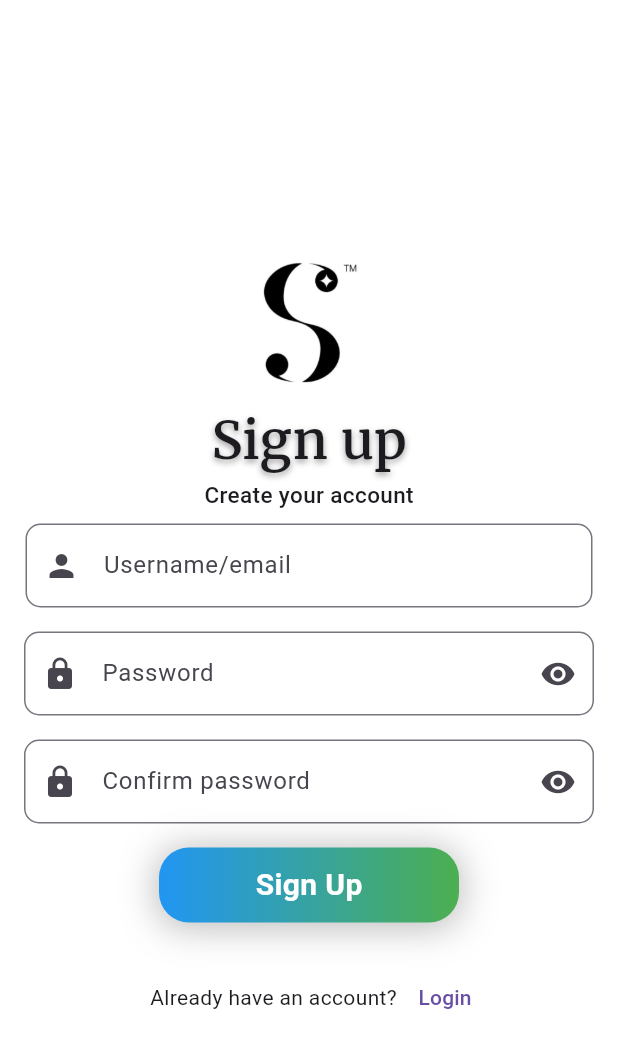
After one commit to AbhishekValiyapurakkal/silkspaceadminApp, a Flutter app: the screen it shows after launch, after a tap on "Sign up", on a phone screen of 412 x 824 dp. The commit adds this screen. Shown: the top 1048 px of the screen. Run offline on Flutter 3.47's test engine with Material 3 defaults, Android fonts, the phone set to English and light mode, and no system bars; our stand-ins replace cloud_firestore, firebase_auth, firebase_core, firebase_storage, google_fonts, google_sign_in and 2 more; accounts and stored records are empty; network calls fail.

Commit message:
signup added

```diff
--- a/lib/presentation/login/Loginpage.dart
+++ b/lib/presentation/login/Loginpage.dart
@@ -6,6 +6,7 @@ import 'package:google_sign_in/google_sign_in.dart';
 import 'package:shared_preferences/shared_preferences.dart';
 import 'package:silkspaceadmin/Buttons/buttons.dart';
 import 'package:silkspaceadmin/presentation/home/Homepage.dart';
+import 'package:silkspaceadmin/presentation/login/Signuppage.dart';
 
 class Loginpage extends StatefulWidget {
   const Loginpage({super.key});
@@ -230,6 +231,21 @@ class _LoginpageState extends State<Loginpage> {
                         child: const Text("Continue with google ?"))
                   ],
                 ),
+                Row(
+                  children: [
+                    const SizedBox(width: 80),
+                    const Text("Don't have an account?"),
+                    TextButton(
+                        onPressed: () {
+                          Navigator.push(
+                              context,
+                              MaterialPageRoute(
+                                builder: (context) => const Signup(),
+                              ));
+                        },
+                        child: const Text("Sign up"))
+                  ],
+                )
               ],
             ),
           ),
--- /dev/null
+++ b/lib/presentation/login/Signuppage.dart
@@ -0,0 +1,224 @@
+import 'package:firebase_auth/firebase_auth.dart';
+import 'package:flutter/cupertino.dart';
+import 'package:flutter/material.dart';
+import 'package:google_fonts/google_fonts.dart';
+import 'package:shared_preferences/shared_preferences.dart';
+import 'package:silkspaceadmin/Buttons/buttons.dart';
+import 'package:silkspaceadmin/presentation/login/Loginpage.dart';
+
+class Signup extends StatefulWidget {
+  const Signup({super.key});
+
+  @override
+  State<Signup> createState() => _SignupState();
+}
+
+class _SignupState extends State<Signup> {
+  TextEditingController password = TextEditingController();
+  TextEditingController confirmpassword = TextEditingController();
+  TextEditingController email = TextEditingController();
+
+  bool isobsecure = true;
+  bool isobsecure2 = true;
+
+  Future Signup() async {
+    try {
+      await FirebaseAuth.instance.createUserWithEmailAndPassword(
+          email: email.text, password: password.text);
+      SharedPreferences preferences = await SharedPreferences.getInstance();
+      preferences.setBool('login', true);
+      Navigator.push(
+          context,
+          MaterialPageRoute(
+            builder: (context) => const Loginpage(),
+          ));
+    } catch (e) {
+      print(e);
+      showDialog(
+        context: context,
+        builder: (context) => AlertDialog(
+          title: const Text("ALERT !"),
+          content: Text(e.toString()),
+          actions: [
+            TextButton(
+                onPressed: () => Navigator.pop(context), child: const Text("OK"))
+          ],
+        ),
+      );
+    }
+  }
+
+  @override
+  Widget build(BuildContext context) {
+    return Scaffold(
+      backgroundColor: CupertinoColors.white,
+      body: Center(
+        child: SingleChildScrollView(
+          child: Column(
+            children: [
+              const SizedBox(
+                height: 50,
+              ),
+              Container(
+                  height: 110,
+                  width: 100,
+                  //color: Colors.blue,
+                  child: const Center(
+                      child: Image(
+                    image: AssetImage("lib/images/Designer.png"),
+                    fit: BoxFit.fill,
+                  ))),
+              Container(
+                height: 80,
+                width: 300,
+                //color: Colors.blue,
+                child: Center(
+                  child: Column(
+                    children: [
+                      Text(
+                        "Sign up",
+                        style: GoogleFonts.merriweather(
+                            fontWeight: FontWeight.w600,
+                            fontSize: 35,
+                            shadows: [
+                              const Shadow(
+                                  color: Colors.grey,
+                                  offset: Offset(0, 2),
+                                  blurRadius: 5)
+                            ]),
+                      ),
+                      const Text(
+                        "Create your account",
+                        style: TextStyle(
+                            fontSize: 15, fontWeight: FontWeight.w500),
+                      )
+                    ],
+                  ),
+                ),
+              ),
+              Padding(
+                padding: const EdgeInsets.symmetric(horizontal: 17),
+                child: TextField(
+                  controller: email,
+                  decoration: InputDecoration(
+                    border: OutlineInputBorder(
+                        borderRadius: BorderRadius.circular(10)),
+                    fillColor: Colors.grey,
+                    prefixIcon: const Icon(Icons.person),
+                    labelText: 'Username/email',
+                  ),
+                ),
+              ),
+              Padding(
+                padding: const EdgeInsets.all(8.0),
+                child: Column(
+                  children: [
+                    Padding(
+                      padding: const EdgeInsets.all(8.0),
+                      child: TextField(
+                        controller: password,
+                        obscureText: isobsecure,
+                        decoration: InputDecoration(
+                          border: OutlineInputBorder(
+                              borderRadius: BorderRadius.circular(10)),
+                          fillColor: Colors.grey,
+                          prefixIcon: const Icon(Icons.lock),
+                          suffixIcon: IconButton(
+                              onPressed: () {
+                                setState(() {
+                                  isobsecure = !isobsecure;
+                                });
+                              },
+                              icon: Icon(isobsecure
+                                  ? Icons.visibility
+                                  : Icons.visibility_off)),
+                          labelText: 'Password',
+                        ),
+                      ),
+                    ),
+                    Padding(
+                      padding: const EdgeInsets.all(8.0),
+                      child: TextField(
+                        controller: confirmpassword,
+                        obscureText: isobsecure2,
+                        decoration: InputDecoration(
+                          border: OutlineInputBorder(
+                              borderRadius: BorderRadius.circular(10)),
+                          fillColor: Colors.grey,
+                          prefixIcon: const Icon(Icons.lock),
+                          suffixIcon: IconButton(
+                              onPressed: () {
+                                setState(() {
+                                  isobsecure2 = !isobsecure2;
+                                });
+                              },
+                              icon: Icon(isobsecure2
+                                  ? Icons.visibility
+                                  : Icons.visibility_off)),
+                          labelText: 'Confirm password',
+                        ),
+                      ),
+                    ),
+                  ],
+                ),
+              ),
+              Elvbtn(
+                  txt: "Sign Up",
+                  ontap: () {
+                    if (email.text.isEmpty) {
+                      showDialog(
+                          context: context,
+                          builder: (BuildContext) => AlertDialog(
+                                content: Text(
+                                  "username is empty",
+                                  style: TextStyle(
+                                      color: Colors.red[800],
+                                      fontSize: 20,
+                                      fontWeight: FontWeight.w600),
+                                ),
+                              ));
+                    } else if (password.text != confirmpassword.text) {
+                      showDialog(
+                        context: context,
+                        builder: (context) => AlertDialog(
+                          content: Text(
+                            "Password is not equal to confirmed password",
+                            style: TextStyle(
+                                color: Colors.red[800],
+                                fontSize: 20,
+                                fontWeight: FontWeight.w600),
+                          ),
+                        ),
+                      );
+                    }
+                    Signup();
+                  },
+                  height: 50,
+                  width: 220),
+              Row(
+                children: [
+                  const SizedBox(
+                    width: 100,
+                  ),
+                  const Padding(
+                    padding: EdgeInsets.symmetric(vertical: 40),
+                    child: Text("Already have an account?"),
+                  ),
+                  TextButton(
+                      onPressed: () {
+                        Navigator.push(
+                            context,
+                            MaterialPageRoute(
+                              builder: (context) => const Loginpage(),
+                            ));
+                      },
+                      child: const Text("Login"))
+                ],
+              ),
+            ],
+          ),
+        ),
+      ),
+    );
+  }
+}
```
